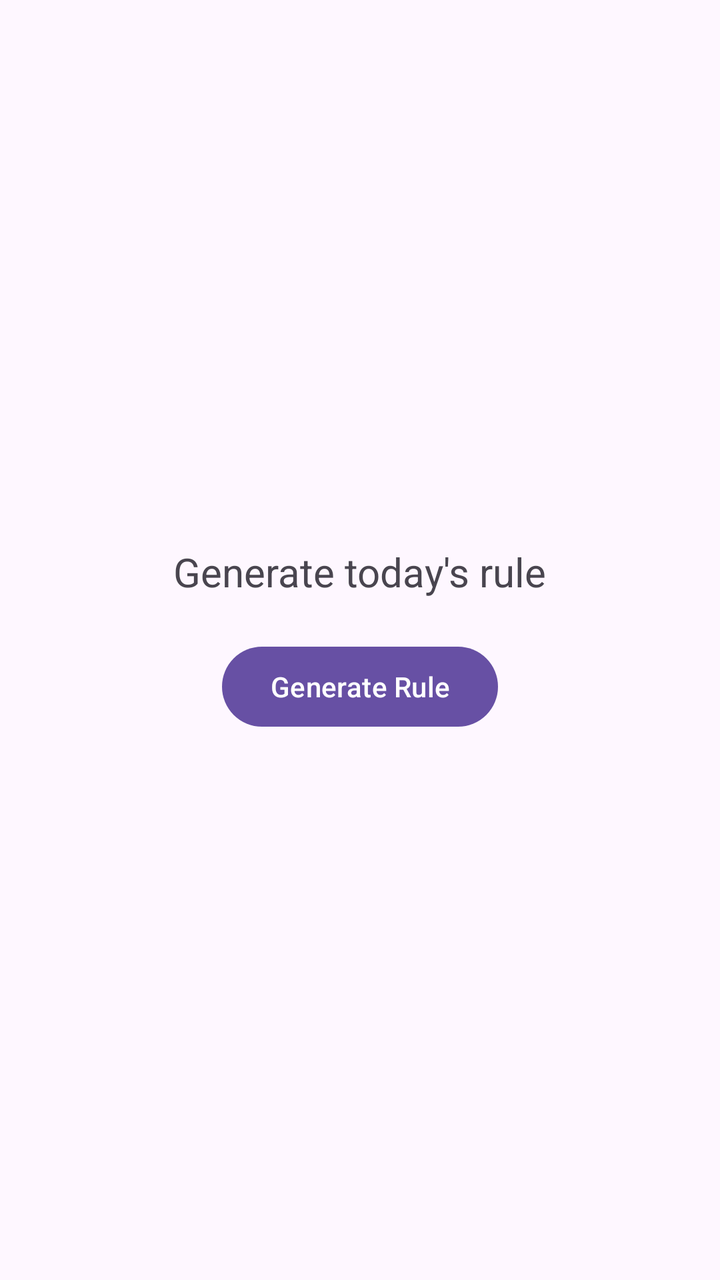
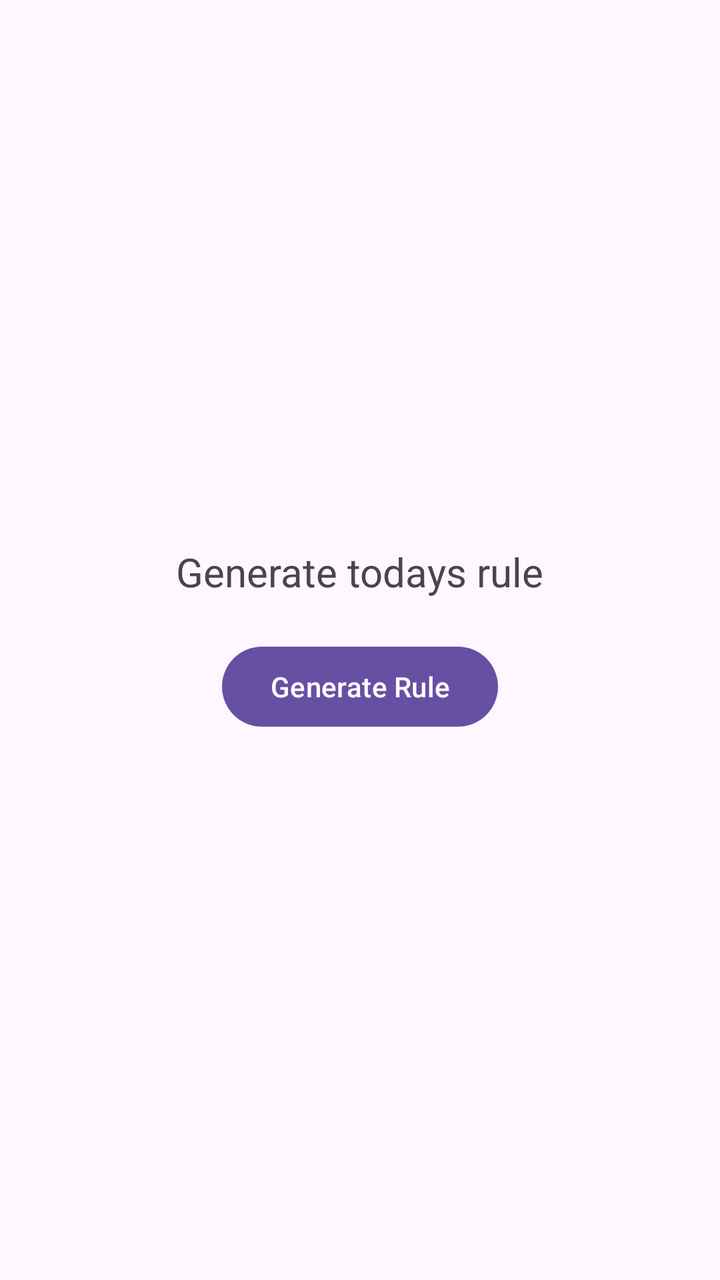

Before-and-after screenshots of an Android layout around one commit, followed by the original layout XML and the change that was made.
<!-- AndroidManifest.xml: application theme Theme.RuleOfTheDay333 -->
<!-- res/layout/fragment_home.xml -->
<LinearLayout xmlns:android="http://schemas.android.com/apk/res/android"
    android:orientation="vertical"
    android:padding="24dp"
    android:gravity="center"
    android:layout_width="match_parent"
    android:layout_height="match_parent">

    <TextView
        android:id="@+id/ruleText"
        android:text="Generate today's rule"
        android:textSize="20sp"
        android:layout_marginBottom="20dp"
        android:layout_width="wrap_content"
        android:layout_height="wrap_content"/>

    <Button
        android:id="@+id/generateRule"
        android:text="Generate Rule"
        android:layout_width="wrap_content"
        android:layout_height="wrap_content"/>

</LinearLayout>
<!-- resources referenced by this layout -->
<resources>
  <style name="Theme.RuleOfTheDay333" parent="Base.Theme.RuleOfTheDay333" />
  <style name="Base.Theme.RuleOfTheDay333" parent="Theme.Material3.DayNight.NoActionBar">
          
          
      </style>
</resources>

<!-- the commit's change to res/layout/fragment_home.xml (unified diff, before → after) -->
@@ -7,7 +7,7 @@
 
     <TextView
         android:id="@+id/ruleText"
-        android:text="Generate today's rule"
+        android:text="@string/generate_rule_placeholder"
         android:textSize="20sp"
         android:layout_marginBottom="20dp"
         android:layout_width="wrap_content"
@@ -15,7 +15,7 @@
 
     <Button
         android:id="@+id/generateRule"
-        android:text="Generate Rule"
+        android:text="@string/generate_rule_button"
         android:layout_width="wrap_content"
         android:layout_height="wrap_content"/>
 
<!-- resource entries referenced after the edit -->
@@ -1,5 +1,7 @@
 <!-- resources referenced by this layout -->
 <resources>
+  <string name="generate_rule_button">Generate Rule</string>
+  <string name="generate_rule_placeholder">Generate todays rule</string>
   <style name="Theme.RuleOfTheDay333" parent="Base.Theme.RuleOfTheDay333" />
   <style name="Base.Theme.RuleOfTheDay333" parent="Theme.Material3.DayNight.NoActionBar">
           
